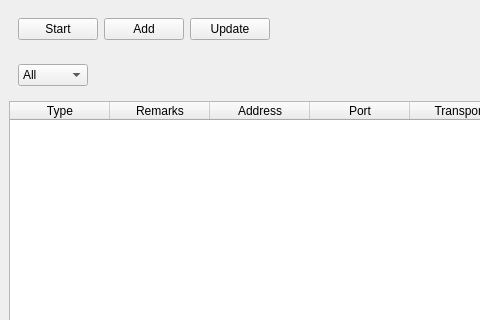
First picture: the form in desktop/ui/MainWindow.ui, repository Sangiria/go-proxy, before the edit; both pictures show x 0 to 480 and y 0 to 320 of the 716 by 600 pixel window.
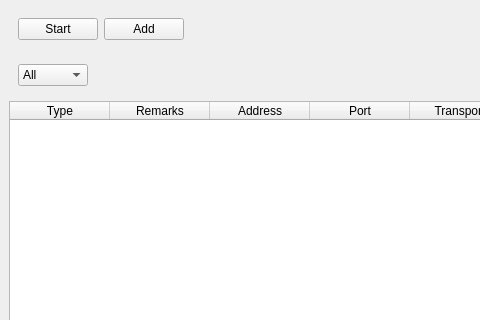
Second picture: the form after the edit.

What changed in the file:
```diff
--- a/desktop/ui/MainWindow.ui
+++ b/desktop/ui/MainWindow.ui
@@ -53,16 +53,6 @@
          </property>
         </widget>
        </item>
-       <item>
-        <widget class="QPushButton" name="btnUpdateSubscriptions">
-         <property name="styleSheet">
-          <string notr="true"/>
-         </property>
-         <property name="text">
-          <string>Update</string>
-         </property>
-        </widget>
-       </item>
        <item>
         <spacer name="horizontalSpacer">
          <property name="orientation">
```
